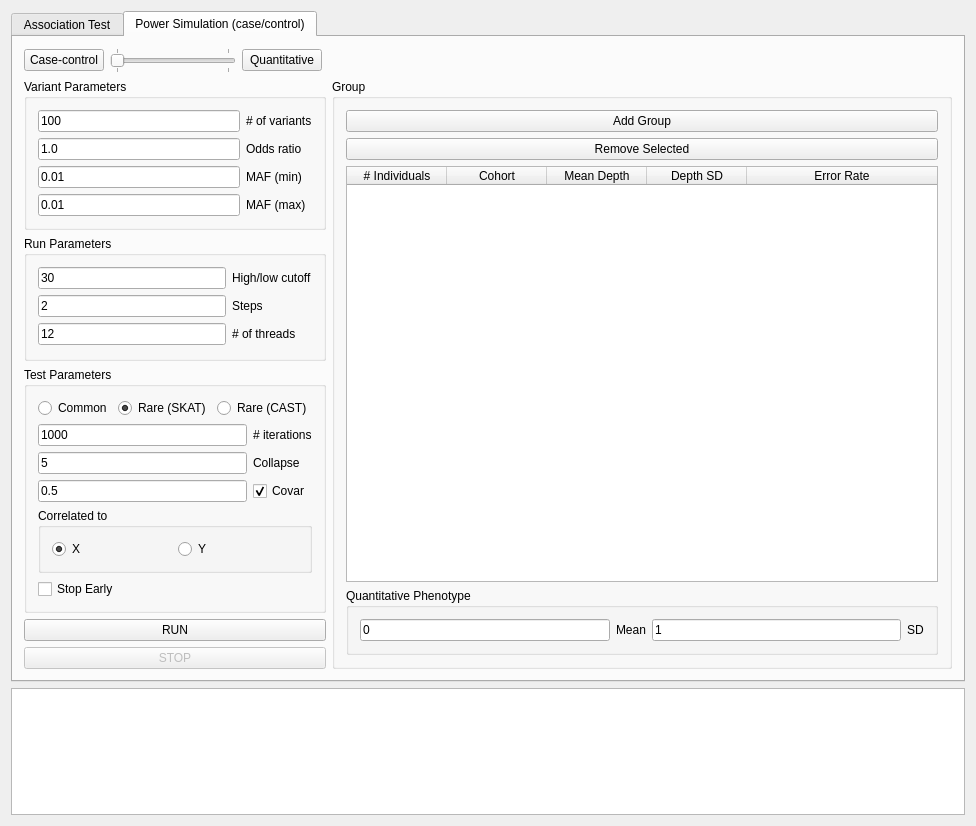
Before: the Qt Designer form gui/ui/mainwindow.ui in ScottMastro/VikNGS, drawn with Qt 5.
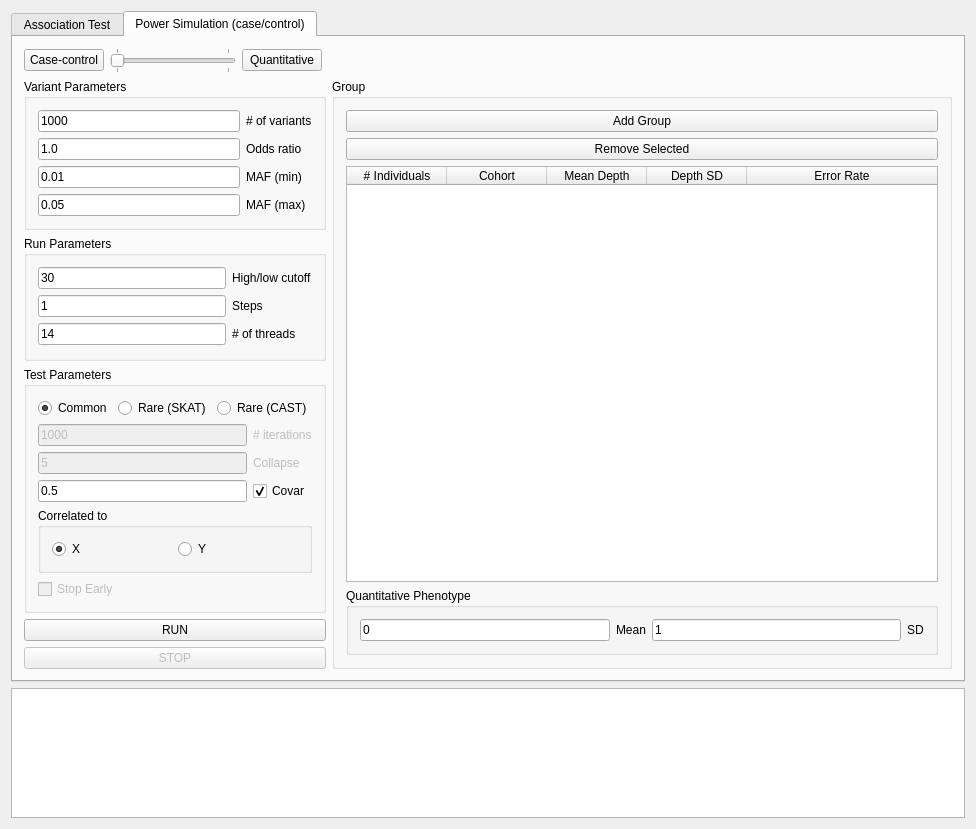
After: the same form once the commit is applied.

Patch:
```diff
--- a/gui/ui/mainwindow.ui
+++ b/gui/ui/mainwindow.ui
@@ -7,7 +7,7 @@
     <x>0</x>
     <y>0</y>
     <width>976</width>
-    <height>826</height>
+    <height>829</height>
    </rect>
   </property>
   <property name="windowTitle">
@@ -726,7 +726,7 @@
                <item row="0" column="0">
                 <widget class="QLineEdit" name="sim_variantSizeTxt">
                  <property name="text">
-                  <string>100</string>
+                  <string>1000</string>
                  </property>
                 </widget>
                </item>
@@ -777,7 +777,7 @@
                <item row="3" column="0">
                 <widget class="QLineEdit" name="sim_variantMafMaxTxt">
                  <property name="text">
-                  <string>0.01</string>
+                  <string>0.05</string>
                  </property>
                 </widget>
                </item>
@@ -820,7 +820,7 @@
                <item row="1" column="0">
                 <widget class="QLineEdit" name="sim_powerStepTxt">
                  <property name="text">
-                  <string>2</string>
+                  <string>1</string>
                  </property>
                 </widget>
                </item>
@@ -837,7 +837,7 @@
                <item row="2" column="0">
                 <widget class="QLineEdit" name="sim_threadsTxt">
                  <property name="text">
-                  <string>12</string>
+                  <string>14</string>
                  </property>
                 </widget>
                </item>
@@ -873,7 +873,7 @@
                       <string>Common</string>
                      </property>
                      <property name="checked">
-                      <bool>false</bool>
+                      <bool>true</bool>
                      </property>
                     </widget>
                    </item>
@@ -883,7 +883,7 @@
                       <string>Rare (SKAT)</string>
                      </property>
                      <property name="checked">
-                      <bool>true</bool>
+                      <bool>false</bool>
                      </property>
                     </widget>
                    </item>
@@ -910,7 +910,7 @@
                      <item row="0" column="1">
                       <widget class="QLabel" name="sim_testBootLbl">
                        <property name="enabled">
-                        <bool>true</bool>
+                        <bool>false</bool>
                        </property>
                        <property name="text">
                         <string># iterations</string>
@@ -920,7 +920,7 @@
                      <item row="0" column="0">
                       <widget class="QLineEdit" name="sim_testBootTxt">
                        <property name="enabled">
-                        <bool>true</bool>
+                        <bool>false</bool>
                        </property>
                        <property name="text">
                         <string>1000</string>
@@ -930,7 +930,7 @@
                      <item row="1" column="0">
                       <widget class="QLineEdit" name="sim_collapseTxt">
                        <property name="enabled">
-                        <bool>true</bool>
+                        <bool>false</bool>
                        </property>
                        <property name="text">
                         <string>5</string>
@@ -953,7 +953,7 @@
                      <item row="1" column="1">
                       <widget class="QLabel" name="sim_collapseLbl">
                        <property name="enabled">
-                        <bool>true</bool>
+                        <bool>false</bool>
                        </property>
                        <property name="text">
                         <string>Collapse </string>
@@ -1000,7 +1000,7 @@
                  <item>
                   <widget class="QCheckBox" name="sim_testStopChk">
                    <property name="enabled">
-                    <bool>true</bool>
+                    <bool>false</bool>
                    </property>
                    <property name="text">
                     <string>Stop Early</string>
```
